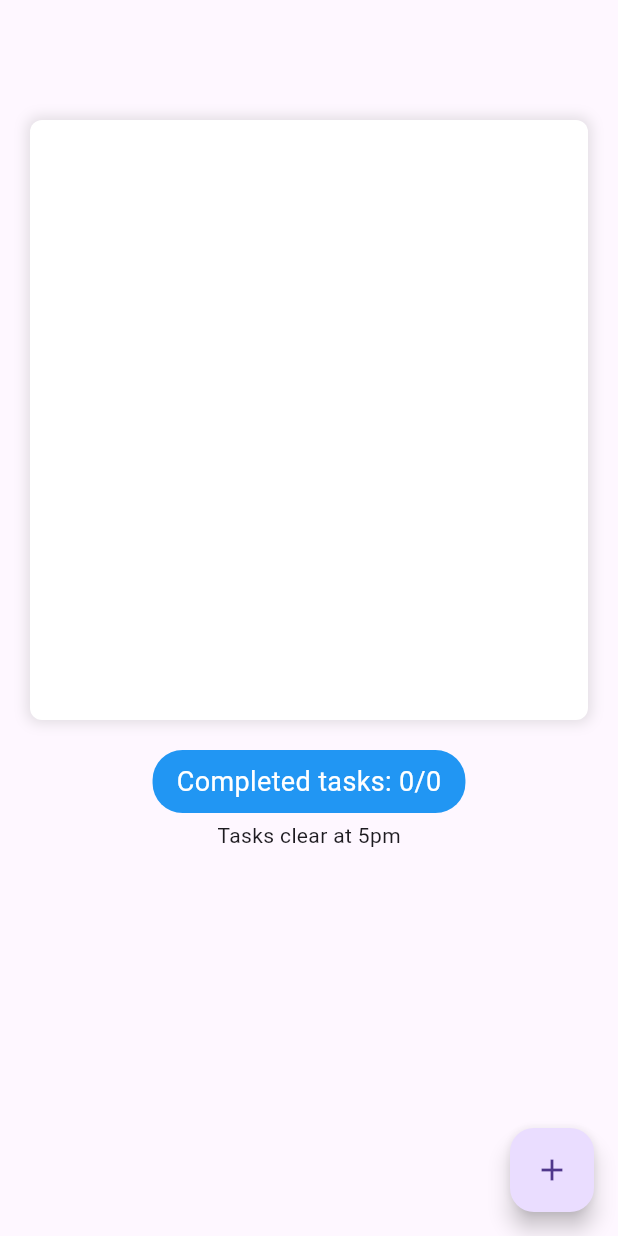
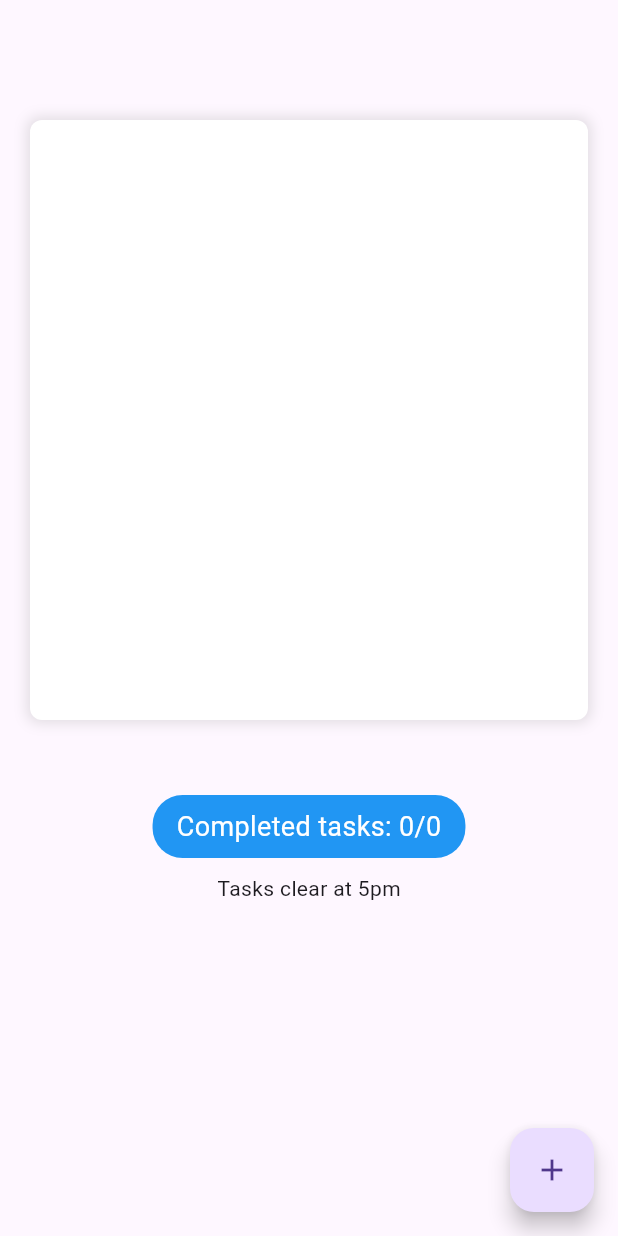
Before and after one commit to matthewincardona/task-manager, a Flutter app: the screen it shows after launch, on a phone screen of 412 x 824 dp. Run offline on Flutter 3.47's test engine with Material 3 defaults, Android fonts, the phone set to English and light mode, and no system bars; our stand-ins replace shared_preferences.

Commit message:
Improve visuals

```diff
--- a/lib/view/todo_view.dart
+++ b/lib/view/todo_view.dart
@@ -46,7 +46,7 @@ class TodoList extends StatelessWidget {
       builder: (context, viewModel, child) {
         return Container(
           padding: const EdgeInsets.symmetric(horizontal: 10, vertical: 0),
-          margin: const EdgeInsets.fromLTRB(20, 80, 20, 20),
+          margin: const EdgeInsets.fromLTRB(20, 80, 20, 50),
           decoration: BoxDecoration(
             // border: Border.all(color: Colors.blueAccent),
             color: Colors.white,
@@ -121,7 +121,7 @@ class CountdownView extends StatelessWidget {
           children: [
             Container(
               padding: const EdgeInsets.symmetric(horizontal: 16, vertical: 8),
-              margin: const EdgeInsets.only(bottom: 5),
+              margin: const EdgeInsets.only(bottom: 10),
               decoration: BoxDecoration(
                 color: Colors.blue,
                 borderRadius: BorderRadius.circular(20),
```
